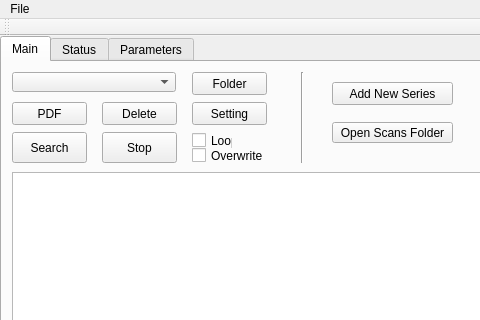
The window that src/mainwindow.ui (BadamBoum/GestionScans) describes before a commit, drawn with Qt 5; both pictures show x 0 to 480 and y 0 to 320 of the 632 by 412 pixel window.
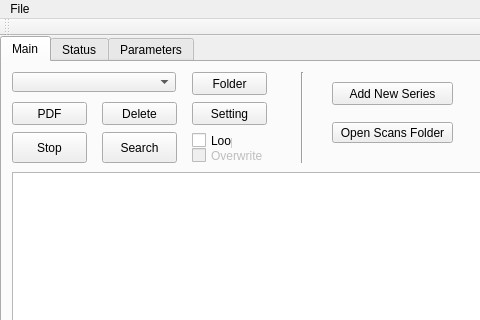
The same window after the commit.

The edit to the form file:
```diff
--- a/src/mainwindow.ui
+++ b/src/mainwindow.ui
@@ -117,7 +117,7 @@
      <widget class="QPushButton" name="Tab1SearchOne">
       <property name="geometry">
        <rect>
-        <x>10</x>
+        <x>100</x>
         <y>70</y>
         <width>75</width>
         <height>31</height>
@@ -193,6 +193,9 @@
       </property>
      </widget>
      <widget class="QCheckBox" name="Overwrite">
+      <property name="enabled">
+       <bool>false</bool>
+      </property>
       <property name="geometry">
        <rect>
         <x>190</x>
@@ -208,7 +211,7 @@
      <widget class="QPushButton" name="Tab1Stop">
       <property name="geometry">
        <rect>
-        <x>100</x>
+        <x>10</x>
         <y>70</y>
         <width>75</width>
         <height>31</height>
```
Left out of the diff: 4 changed lines with no effect on the pictures.
